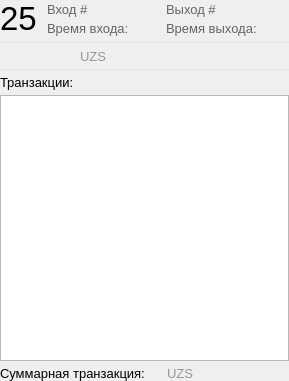
Qt form Client/delegates/TransactionsFrame.ui (Baxulio/Attraction) before a commit.
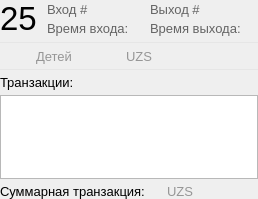
The same form after that commit. Icons and pictures are not drawn.

```diff
--- a/Client/delegates/TransactionsFrame.ui
+++ b/Client/delegates/TransactionsFrame.ui
@@ -6,8 +6,8 @@
    <rect>
     <x>0</x>
     <y>0</y>
-    <width>289</width>
-    <height>381</height>
+    <width>254</width>
+    <height>199</height>
    </rect>
   </property>
   <property name="windowTitle">
@@ -275,7 +275,7 @@
     </widget>
    </item>
    <item>
-    <layout class="QHBoxLayout" name="horizontalLayout_11">
+    <layout class="QHBoxLayout" name="horizontalLayout_11" stretch="0,0,0,0,0,1">
      <property name="spacing">
       <number>10</number>
      </property>
@@ -314,6 +314,27 @@
        </property>
       </widget>
      </item>
+     <item>
+      <widget class="QLabel" name="enter_number_9">
+       <property name="sizePolicy">
+        <sizepolicy hsizetype="Expanding" vsizetype="Preferred">
+         <horstretch>0</horstretch>
+         <verstretch>0</verstretch>
+        </sizepolicy>
+       </property>
+       <property name="font">
+        <font>
+         <pointsize>10</pointsize>
+        </font>
+       </property>
+       <property name="styleSheet">
+        <string notr="true">color: rgb(150, 150, 150);</string>
+       </property>
+       <property name="text">
+        <string>Детей</string>
+       </property>
+      </widget>
+     </item>
      <item>
       <widget class="QLabel" name="enter_number_4">
        <property name="minimumSize">
@@ -357,6 +378,9 @@
          <pointsize>10</pointsize>
         </font>
        </property>
+       <property name="styleSheet">
+        <string notr="true">color: rgb(255, 0, 0);</string>
+       </property>
        <property name="text">
         <string/>
        </property>
```
Left out of the diff: 4 changed lines with no effect on the pictures.
